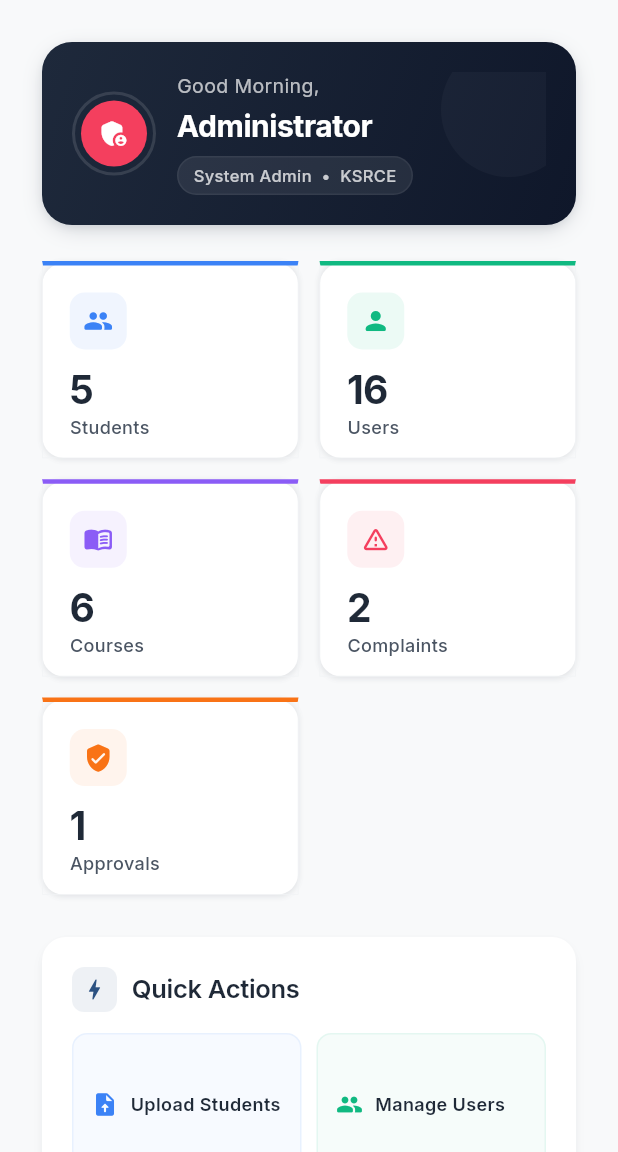
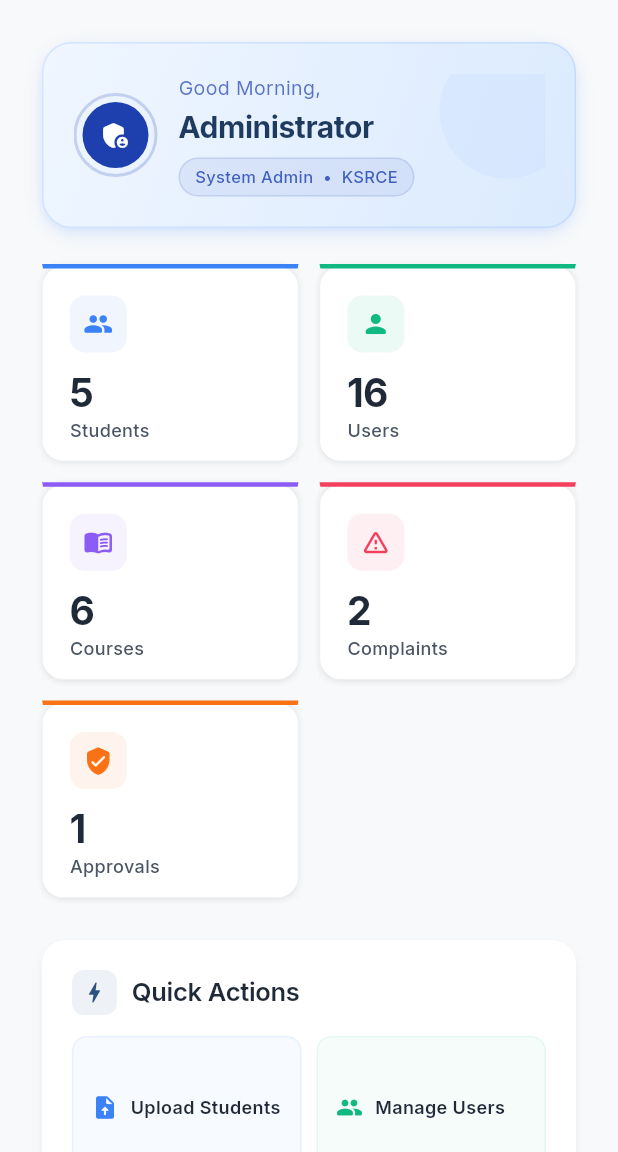
Before and after one commit to Duraib04/KSRCE-ERP, a Flutter app: the AdminDashboardPage screen opened by its route, on a phone screen of 412 x 824 dp, the part 84-1236 px from its top. Run offline on Flutter 3.47's test engine with Material 3 defaults, Android fonts, the phone set to English and light mode, and no system bars; our stand-ins replace go_router, google_fonts, shared_preferences; missing offline and left inert: dart:html, excel; accounts and stored records are empty; network calls fail.

Commit message:
Fix admin dashboard text visibility: dark blue on light gradient

```diff
--- a/lib/src/features/admin/presentation/pages/admin_dashboard_page.dart
+++ b/lib/src/features/admin/presentation/pages/admin_dashboard_page.dart
@@ -55,38 +55,39 @@ class AdminDashboardPage extends StatelessWidget {
         gradient: const LinearGradient(
           begin: Alignment.topLeft,
           end: Alignment.bottomRight,
-          colors: [Color(0xFF1E293B), Color(0xFF0F172A)],
+          colors: [Color(0xFFEFF6FF), Color(0xFFDBEAFE)],
         ),
-        boxShadow: AppCardStyles.coloredShadow(const Color(0xFF1E293B)),
+        boxShadow: AppCardStyles.coloredShadow(const Color(0xFF3B82F6)),
         borderRadius: BorderRadius.circular(20),
+        border: Border.all(color: const Color(0xFF3B82F6).withOpacity(0.15)),
       ),
       child: Stack(
         children: [
-          Positioned(right: -20, top: -20, child: Container(width: 90, height: 90, decoration: BoxDecoration(shape: BoxShape.circle, color: Colors.white.withOpacity(0.03)))),
+          Positioned(right: -20, top: -20, child: Container(width: 90, height: 90, decoration: BoxDecoration(shape: BoxShape.circle, color: const Color(0xFF3B82F6).withOpacity(0.05)))),
           Row(children: [
             Container(
               padding: const EdgeInsets.all(4),
               decoration: BoxDecoration(
                 shape: BoxShape.circle,
-                border: Border.all(color: Colors.white.withOpacity(0.12), width: 2),
+                border: Border.all(color: const Color(0xFF1E40AF).withOpacity(0.2), width: 2),
               ),
-              child: CircleAvatar(radius: isMobile ? 22 : 30, backgroundColor: const Color(0xFFF43F5E),
+              child: CircleAvatar(radius: isMobile ? 22 : 30, backgroundColor: const Color(0xFF1E40AF),
                 child: Icon(Icons.admin_panel_settings_rounded, size: isMobile ? 22 : 28, color: Colors.white)),
             ),
             SizedBox(width: isMobile ? 14 : 22),
             Expanded(child: Column(crossAxisAlignment: CrossAxisAlignment.start, children: [
-              Text('$greeting,', style: TextStyle(fontSize: isMobile ? 13 : 14, color: Colors.white.withOpacity(0.7))),
+              Text('$greeting,', style: TextStyle(fontSize: isMobile ? 13 : 14, color: const Color(0xFF1E40AF).withOpacity(0.7))),
               const SizedBox(height: 2),
-              Text('Administrator', style: TextStyle(fontSize: isMobile ? 20 : 26, fontWeight: FontWeight.w700, color: Colors.white, letterSpacing: -0.3)),
+              Text('Administrator', style: TextStyle(fontSize: isMobile ? 20 : 26, fontWeight: FontWeight.w700, color: const Color(0xFF1E3A5F), letterSpacing: -0.3)),
               const SizedBox(height: 6),
               Container(
                 padding: const EdgeInsets.symmetric(horizontal: 10, vertical: 4),
                 decoration: BoxDecoration(
-                  color: Colors.white.withOpacity(0.08),
+                  color: const Color(0xFF1E40AF).withOpacity(0.08),
                   borderRadius: BorderRadius.circular(20),
-                  border: Border.all(color: Colors.white.withOpacity(0.06)),
+                  border: Border.all(color: const Color(0xFF1E40AF).withOpacity(0.12)),
                 ),
-                child: Text('System Admin  •  KSRCE', style: TextStyle(color: Colors.white.withOpacity(0.75), fontSize: 11, fontWeight: FontWeight.w500)),
+                child: Text('System Admin  •  KSRCE', style: TextStyle(color: const Color(0xFF1E40AF).withOpacity(0.8), fontSize: 11, fontWeight: FontWeight.w500)),
               ),
             ])),
           ]),
```
